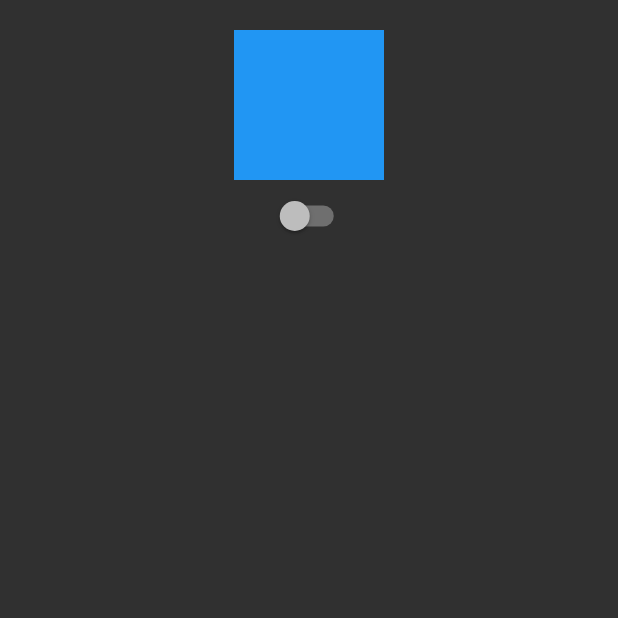
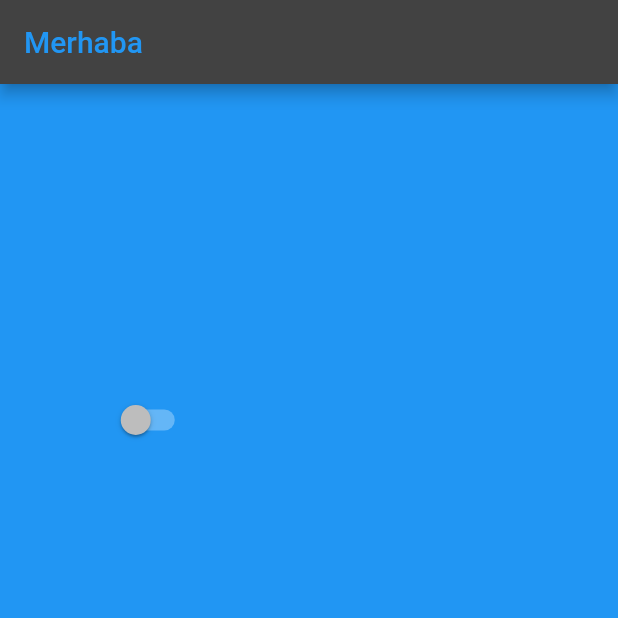
Before and after one commit to Marzipane/flutter-provider-application, a Flutter app: the ThemePage screen opened directly, on a phone screen of 412 x 824 dp, the top half of it. Run offline on Flutter 3.47's test engine with Material 2 defaults, Android fonts, the phone set to English and light mode, and no system bars.

Commit message:
Added an appbar in changetheme to change color

```diff
--- a/lib/pages/theme_page.dart
+++ b/lib/pages/theme_page.dart
@@ -15,20 +15,22 @@ class _ThemePageState extends State<ThemePage> {
 
   @override
   Widget build(BuildContext context) {
+    return Consumer<ThemeChangeProvider>(builder: (context, value, child) {
       return Scaffold(
-        body: Container(
-      margin: EdgeInsets.only(top: 20),
-      child: Center(
-        child: Consumer<ThemeChangeProvider>(
-          builder: (context, value, child) {
-            return Column(
+        appBar: AppBar(
+            title: Text(
+          'Merhaba',
+          style: TextStyle(color: value._color),
+        )),
+        backgroundColor: value._color,
+        body: Column(
           children: [
             AnimatedContainer(
               // Use the properties stored in the State class.
               width: value._width,
               height: value._height,
               decoration: BoxDecoration(color: value._color),
-                  duration: Duration(milliseconds: 500),
+              duration: const Duration(milliseconds: 500),
             ),
             Switch(
               value: isChecked,
@@ -36,33 +38,31 @@ class _ThemePageState extends State<ThemePage> {
                 setState(() {
                   isChecked = value_1;
                   value.getRandomColor();
-                      value.getRandomShape();
+                  // value.getRandomShape();
                 });
               },
             ),
           ],
+        ),
       );
-          },
-        ),
-      ),
-    ));
+    });
   }
 }
 
 class ThemeChangeProvider extends ChangeNotifier {
   Random random = Random();
   Color _color = Colors.blue;
-  double _width = 100;
-  double _height = 100;
-
+  double _width = 200;
+  double _height = 200;
 
   void getRandomColor() {
-    _color = Color((Random().nextDouble() * 0xFFFFFF).toInt()).withOpacity(1.0);
+    _color = Color((Random().nextDouble() * 0xFFFFFF).toInt())
+        .withOpacity(Random().nextDouble() * 1.0);
     notifyListeners();
   }
 
   void getRandomShape() {
-    _width = random.nextInt(300).toDouble();
-    _height = random.nextInt(300).toDouble();
+    _width = random.nextInt(200) + 100.toDouble();
+    _height = random.nextInt(200) + 100.toDouble();
   }
 }
```
Lines whose indentation alone changed are shown as unchanged.
